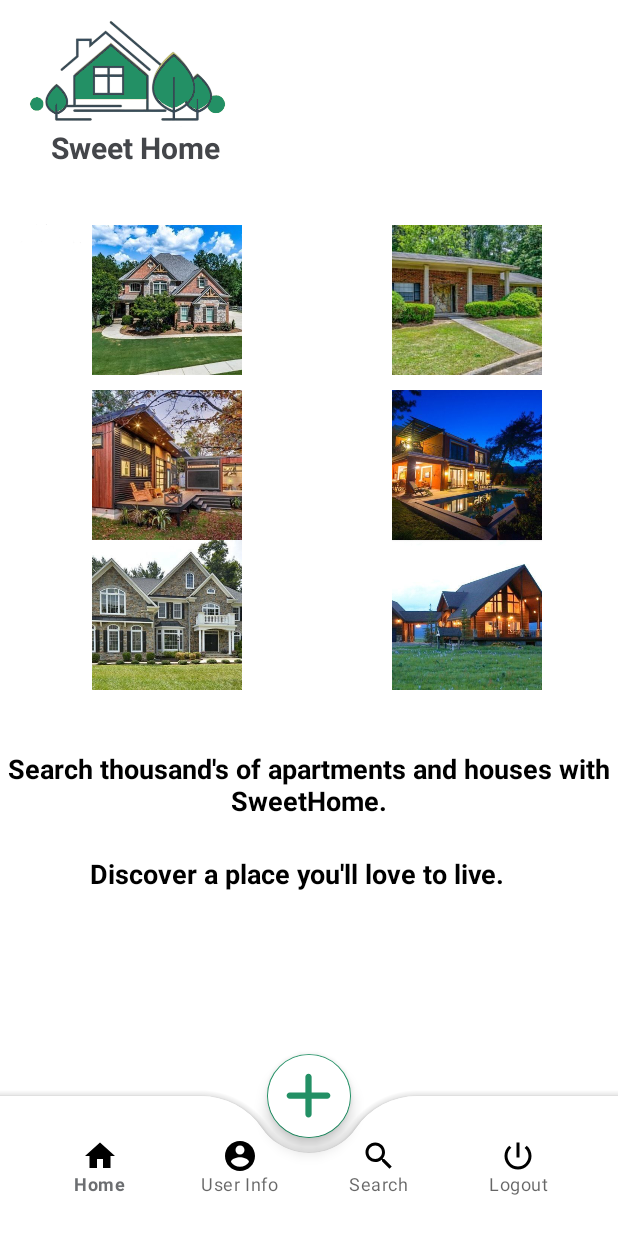
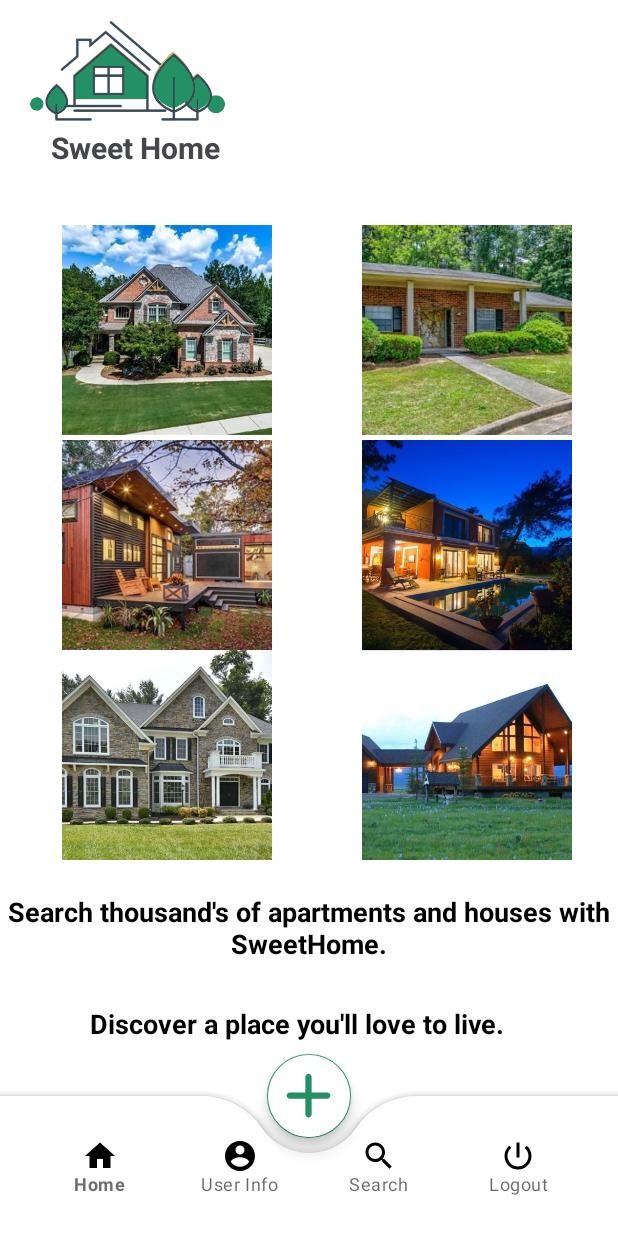
Before and after one commit to Codezilla-21/sweetHome, an Android app: the MainActivity screen opened directly, with no data from a screen before it, on a phone screen of 412 x 824 dp. Run offline under Robolectric (Android 15) with nearby library versions, the phone set to English and light mode, and no system bars; libraries missing offline, so code that uses them is left out: com.amplifyframework.auth, com.amplifyframework.core; Roboto replaces fonts that are not available here.

Commit message:
main page design done

```diff
--- a/app/src/main/res/layout/activity_main.xml
+++ b/app/src/main/res/layout/activity_main.xml
@@ -95,42 +95,45 @@
 
         <TableRow
             android:layout_width="400dp"
-            android:layout_marginBottom="10dp">
+            android:layout_marginBottom="3dp"
+            android:layout_height="140dp">
 
             <ImageView
                 android:layout_width="200dp"
-                android:layout_height="100dp"
+                android:layout_height="140dp"
                 android:src="@drawable/h1" />
 
             <ImageView
                 android:layout_width="200dp"
-                android:layout_height="100dp"
+                android:layout_height="140dp"
                 android:src="@drawable/h2" />
         </TableRow>
 
-        <TableRow android:layout_width="400dp">
+        <TableRow android:layout_width="400dp"
+            android:layout_height="140dp">
 
             <ImageView
                 android:layout_width="200dp"
-                android:layout_height="100dp"
+                android:layout_height="140dp"
                 android:src="@drawable/h3" />
 
             <ImageView
                 android:layout_width="200dp"
-                android:layout_height="100dp"
+                android:layout_height="140dp"
                 android:src="@drawable/villa4" />
         </TableRow>
 
-        <TableRow android:layout_width="400dp">
+        <TableRow android:layout_width="400dp"
+            android:layout_height="140dp">
 
             <ImageView
                 android:layout_width="200dp"
-                android:layout_height="100dp"
+                android:layout_height="140dp"
                 android:src="@drawable/home2" />
 
             <ImageView
                 android:layout_width="200dp"
-                android:layout_height="100dp"
+                android:layout_height="140dp"
                 android:src="@drawable/home3" />
         </TableRow>
 
@@ -141,7 +144,7 @@
         android:layout_width="wrap_content"
         android:layout_height="wrap_content"
         android:layout_marginLeft="60dp"
-        android:layout_marginTop="570dp"
+        android:layout_marginTop="670dp"
         android:text="Discover a place you'll love to live."
         android:textColor="#000000"
         android:textSize="18sp"
@@ -156,7 +159,7 @@
         android:layout_height="wrap_content"
         android:text="Search thousand's of apartments and houses with SweetHome."
         android:layout_marginLeft="0dp"
-        android:layout_marginTop="500dp"
+        android:layout_marginTop="595dp"
         android:textColor="#000000"
         android:textSize="18sp"
         android:textStyle="bold"
```
